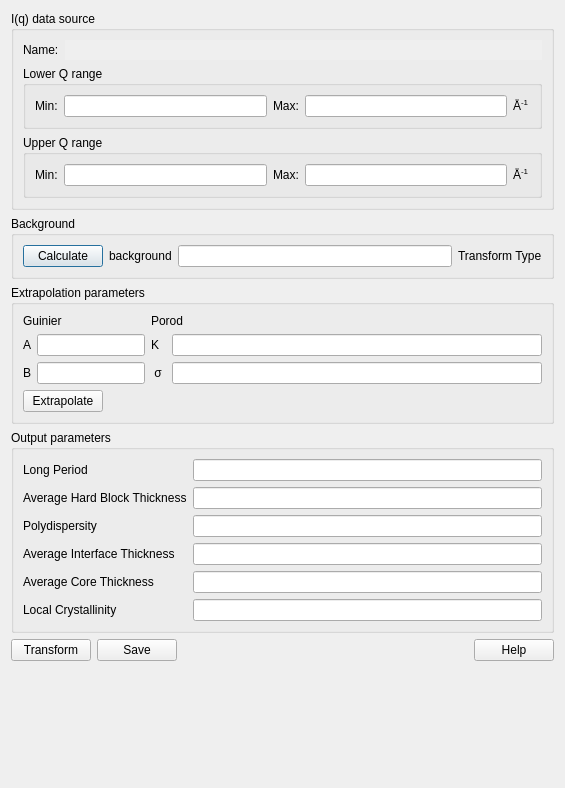
The window that src/sas/qtgui/Perspectives/Corfunc/UI/CorfuncPanel.ui (rprospero/sasview) describes before a commit, drawn with Qt 5.
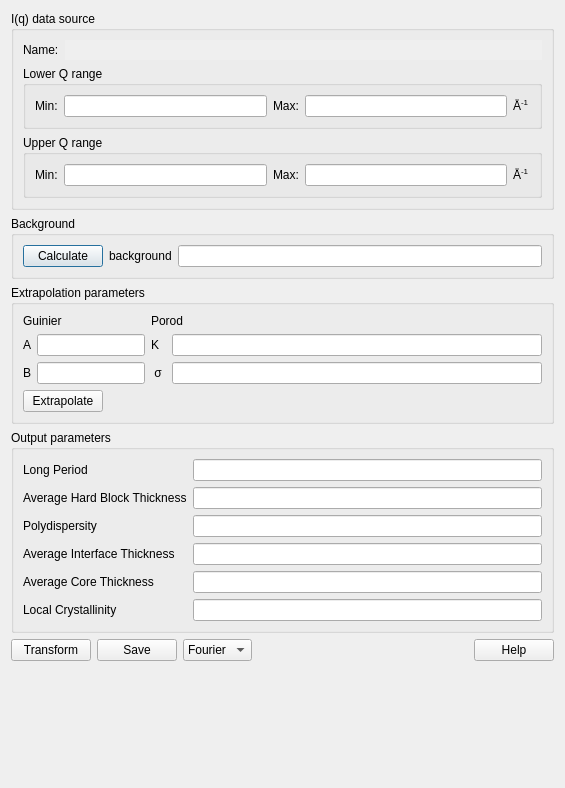
The same window after the commit.

Commit message: Add hilbert transform to the gui

Patch:
```diff
--- a/src/sas/qtgui/Perspectives/Corfunc/UI/CorfuncPanel.ui
+++ b/src/sas/qtgui/Perspectives/Corfunc/UI/CorfuncPanel.ui
@@ -214,13 +214,6 @@
 	  </property>
 	 </widget>
 	</item>
-	<item>
-	  <widget class="QLabel" name="test_abel">
-	    <property name="text">
-	      <string>Transform Type</string>
-	    </property>
-	  </widget>
-	</item>
        </layout>
       </item>
      </layout>
@@ -512,6 +505,20 @@
        </property>
       </widget>
      </item>
+     <item>
+       <widget class="QComboBox" name="transformCombo">
+	 <item>
+	   <property name="text">
+	     <string>Fourier</string>
+	   </property>
+	 </item>
+	 <item>
+	   <property name="text">
+	     <string>Hilbert</string>
+	   </property>
+	 </item>
+       </widget>
+     </item>
      <item>
       <spacer name="horizontalSpacer">
        <property name="orientation">
```
The commit also changes 1 other file.
